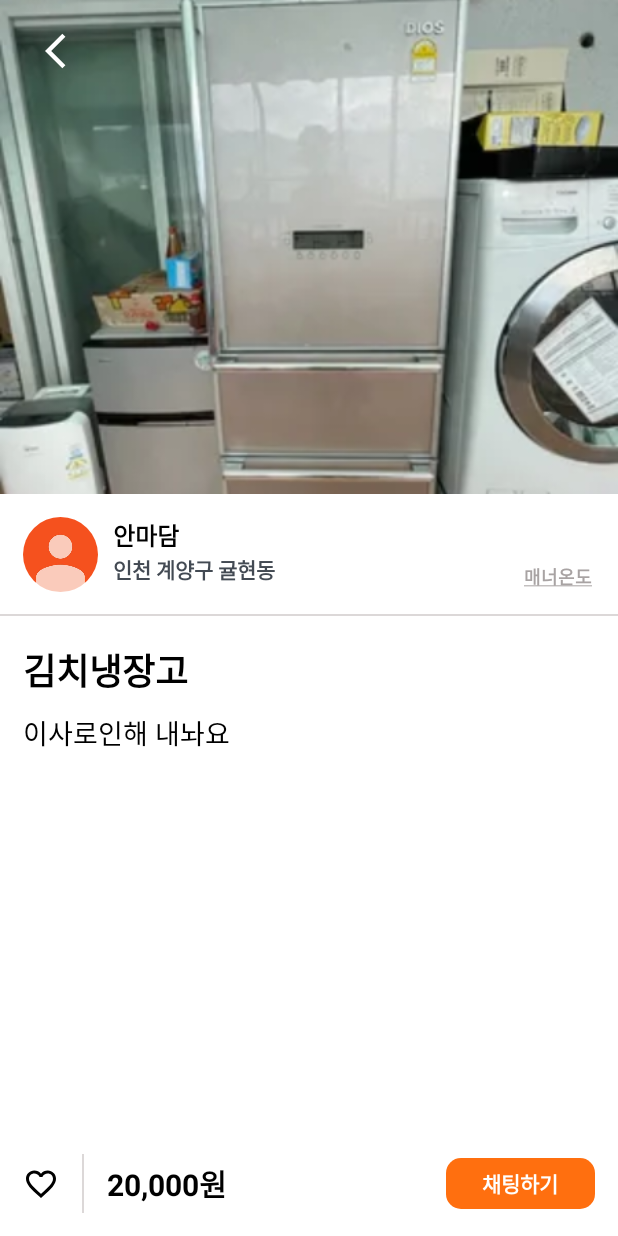
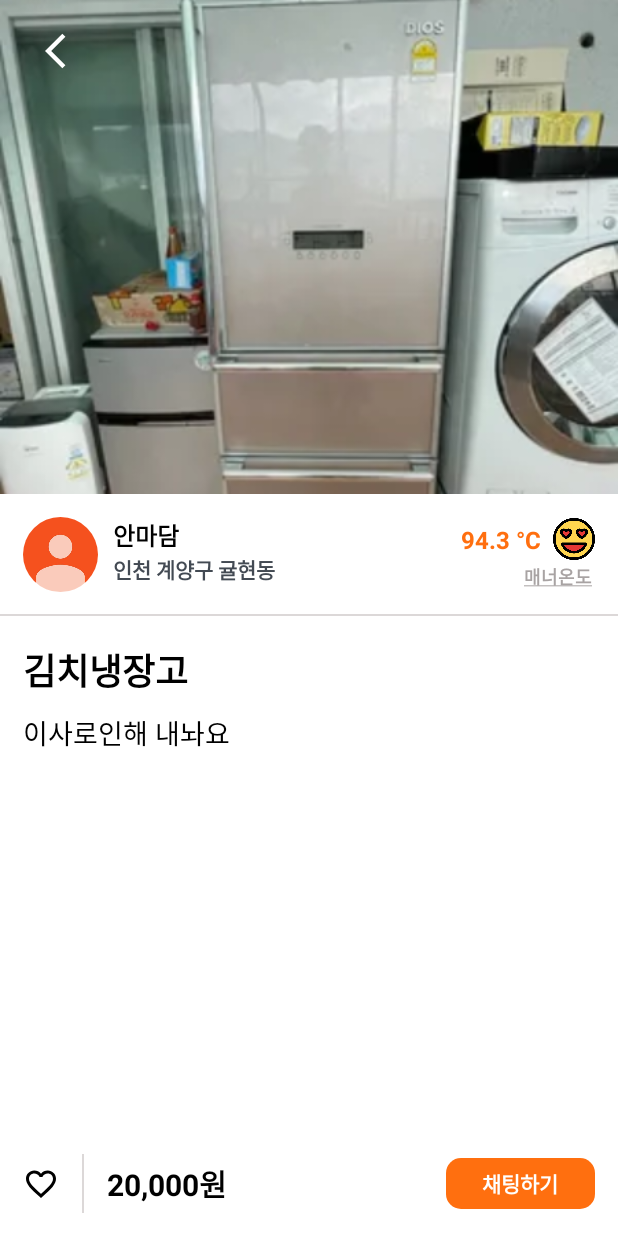
Before and after one commit to seojw0124/apple-market-app, an Android app: the screen it shows after launch (ProductDetailActivity), after a tap on "김치냉장고", on a phone screen of 412 x 824 dp. Run offline under Robolectric (Android 15) with nearby library versions, the phone set to English and light mode, and no system bars; 3 other taps on this screen came first.

Commit message:
feat: 판매자 매너 온도 설정

```diff
--- a/app/src/main/java/com/jeongu/applemarketapp/ui/MainActivity.kt
+++ b/app/src/main/java/com/jeongu/applemarketapp/ui/MainActivity.kt
@@ -185,23 +185,6 @@ class MainActivity : AppCompatActivity(), ProductItemClickListener {
         }
     }
 
-    private fun setOnBackPressedHandler() {
-        onBackPressedDispatcher.addCallback(this, object : OnBackPressedCallback(true) {
-            override fun handleOnBackPressed() {
-                showExitDialog()
-            }
-        })
-    }
-
-    private fun showExitDialog() {
-        showDialog(
-            getString(R.string.dialog_title_finish_app),
-            getString(R.string.dialog_message_finish_app),
-        ) {
-            finish()
-        }
-    }
-
     private fun navigateToProductDetail(product: ProductInfo) {
         val intent = Intent(this, ProductDetailActivity::class.java)
         intent.putExtra(ProductDetailActivity.EXTRA_PRODUCT, product)
@@ -259,6 +242,23 @@ class MainActivity : AppCompatActivity(), ProductItemClickListener {
         Snackbar.make(binding.root, message, Snackbar.LENGTH_SHORT).show()
     }
 
+    private fun setOnBackPressedHandler() {
+        onBackPressedDispatcher.addCallback(this, object : OnBackPressedCallback(true) {
+            override fun handleOnBackPressed() {
+                showExitDialog()
+            }
+        })
+    }
+
+    private fun showExitDialog() {
+        showDialog(
+            getString(R.string.dialog_title_finish_app),
+            getString(R.string.dialog_message_finish_app),
+        ) {
+            finish()
+        }
+    }
+
     companion object {
         const val EXTRA_BOOLEAN_LIKE_UPDATE = "isLikeUpdated"
         const val CHANNEL_ID = "키워드 알림"
--- a/app/src/main/java/com/jeongu/applemarketapp/ui/ProductDetailActivity.kt
+++ b/app/src/main/java/com/jeongu/applemarketapp/ui/ProductDetailActivity.kt
@@ -49,6 +49,7 @@ class ProductDetailActivity : AppCompatActivity() {
             finish()
         } else {
             setProductInfo()
+            setSellerMannerGradeInfo()
             initToolbar()
             initLikeImageView()
             setOnBackPressedHandler()
@@ -67,6 +68,31 @@ class ProductDetailActivity : AppCompatActivity() {
         }
     }
 
+    private fun setSellerMannerGradeInfo() {
+        val randomTemperature = (0..1000).random() / 10.0
+        val (colorResId, imageResId) = getResIdByTemperature(randomTemperature)
+        with(binding) {
+            tvMannerTemperature.apply {
+                text = getString(R.string.format_manner_temperature, randomTemperature)
+                setTextColor(getColor(colorResId))
+            }
+            ivMannerGradeIcon.setImageResource(imageResId)
+        }
+    }
+
+    private fun getResIdByTemperature(randomTemperature: Double): Pair<Int, Int> {
+        val temperature = (randomTemperature * 10).toInt()
+        val pair = when (temperature) {
+            in 0..100 -> Pair(R.color.gray_500, R.drawable.ic_grade_01)
+            in 101..250 -> Pair(R.color.blue_700, R.drawable.ic_grade_02)
+            in 251..370 -> Pair(R.color.blue_300, R.drawable.ic_grade_03)
+            in 371..500 -> Pair(R.color.green, R.drawable.ic_grade_04)
+            in 501..650 -> Pair(R.color.yellow, R.drawable.ic_grade_05)
+            else -> Pair(R.color.carrot, R.drawable.ic_grade_06)
+        }
+        return pair
+    }
+
     private fun initToolbar() {
         binding.ivToolbarBackIcon.setOnClickListener { navigateToHome() }
     }
@@ -76,6 +102,8 @@ class ProductDetailActivity : AppCompatActivity() {
             ivProductDetailLikeIcon.setOnClickListener { handleLikeIconClick() }
         }
     }
+
+    private fun getRandomMannerTemperature() = (0..1000).random() / 10.0
 
     private fun handleLikeIconClick() {
         val isUpdated = ProductManager.updateLike(product.id, binding.ivProductDetailLikeIcon.isChecked)
@@ -91,13 +119,6 @@ class ProductDetailActivity : AppCompatActivity() {
         Snackbar.make(binding.root, message, Snackbar.LENGTH_SHORT).show()
     }
 
-    private fun setOnBackPressedHandler() {
-        onBackPressedDispatcher.addCallback(this, object : OnBackPressedCallback(true) {
-            override fun handleOnBackPressed() {
-                navigateToHome()
-            }
-        })
-    }
 
     private fun navigateToHome() {
         isLikeUpdated = product.isLiked != binding.ivProductDetailLikeIcon.isChecked
@@ -109,6 +130,14 @@ class ProductDetailActivity : AppCompatActivity() {
         finish()
     }
 
+    private fun setOnBackPressedHandler() {
+        onBackPressedDispatcher.addCallback(this, object : OnBackPressedCallback(true) {
+            override fun handleOnBackPressed() {
+                navigateToHome()
+            }
+        })
+    }
+
     companion object {
         const val EXTRA_PRODUCT = "product"
     }
--- a/app/src/main/res/values/colors.xml
+++ b/app/src/main/res/values/colors.xml
@@ -3,8 +3,12 @@
     <color name="black">#FF000000</color>
     <color name="gray_100">#DCD8D8</color>
     <color name="gray_300">#A8A3A3</color>
+    <color name="gray_500">#898A93</color>
     <color name="gray_700">#434A53</color>
     <color name="white">#FFFFFFFF</color>
+    <color name="blue_300">#599CE6</color>
+    <color name="blue_700">#4277AE</color>
     <color name="carrot">#FF6F0F</color>
+    <color name="yellow">#E5BD6B</color>
     <color name="green">#00A05B</color>
 </resources>
--- a/app/src/main/res/values/strings.xml
+++ b/app/src/main/res/values/strings.xml
@@ -20,6 +20,7 @@
     <string name="description_product_detail_image">상품 상세 이미지</string>
     <string name="description_seller_profile_image">판매자 프로필 이미지</string>
     <string name="description_manner_grade_icon">매너 온도 이모티콘</string>
+    <string name="format_manner_temperature">%.1f °C</string>
     <string name="label_manner_temperature"><u>매너온도</u></string>
     <string name="btn_label_chat">채팅하기</string>
     <string name="message_add_interest_list">관심 목록에 추가되었습니다.</string>
```
